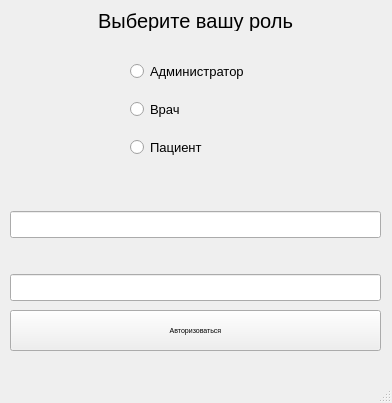
The window that interface/ui_files/authorization.ui (Sergey-ENOT/bsbd_cw) describes before a commit, drawn with Qt 5.
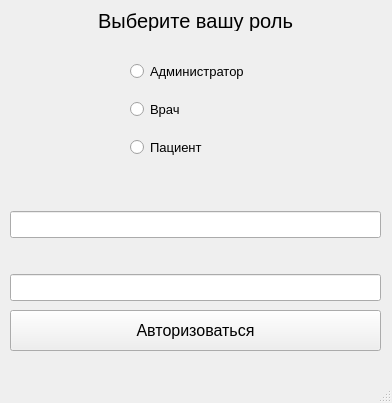
The same window after the commit.

The edit to the form file:
```diff
--- a/interface/ui_files/authorization.ui
+++ b/interface/ui_files/authorization.ui
@@ -49,11 +49,16 @@
       <height>41</height>
      </rect>
     </property>
+    <property name="font">
+     <font>
+      <pointsize>12</pointsize>
+     </font>
+    </property>
     <property name="text">
      <string>Авторизоваться</string>
     </property>
    </widget>
-   <widget class="QWidget" name="">
+   <widget class="QWidget" name="layoutWidget">
     <property name="geometry">
      <rect>
       <x>130</x>
@@ -101,7 +106,7 @@
      </item>
     </layout>
    </widget>
-   <widget class="QWidget" name="">
+   <widget class="QWidget" name="layoutWidget">
     <property name="geometry">
      <rect>
       <x>10</x>
```
Left out of the diff: 2 changed lines with no effect on the pictures.
